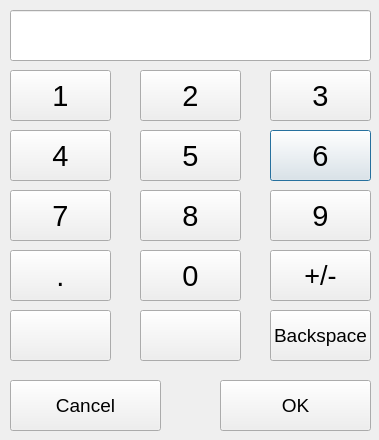
First picture: the form in numkeyboard.ui, repository tsuiwade/translationTableControlSystem210909, before the edit.
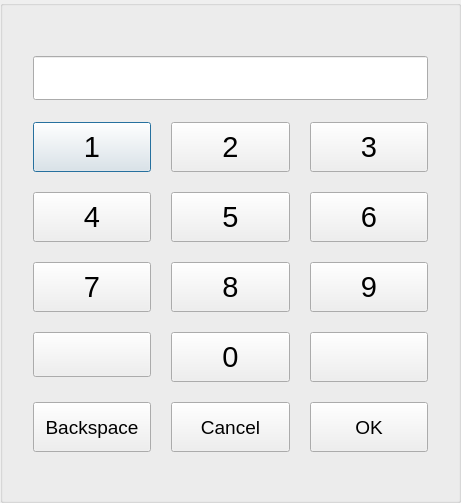
Second picture: the form after the edit. Icons and pictures are not drawn.

Patch:
```diff
--- a/numkeyboard.ui
+++ b/numkeyboard.ui
@@ -6,181 +6,79 @@
    <rect>
     <x>0</x>
     <y>0</y>
-    <width>379</width>
-    <height>440</height>
+    <width>461</width>
+    <height>483</height>
    </rect>
   </property>
   <property name="windowTitle">
    <string>Dialog</string>
   </property>
-  <widget class="QPushButton" name="num6Button">
-   <property name="geometry">
-    <rect>
-     <x>270</x>
-     <y>130</y>
-     <width>101</width>
-     <height>51</height>
-    </rect>
+  <layout class="QGridLayout" name="gridLayout_2">
+   <property name="leftMargin">
+    <number>0</number>
    </property>
-   <property name="font">
-    <font>
-     <pointsize>22</pointsize>
-    </font>
+   <property name="topMargin">
+    <number>0</number>
    </property>
-   <property name="autoFillBackground">
-    <bool>false</bool>
+   <property name="rightMargin">
+    <number>0</number>
    </property>
-   <property name="text">
-    <string>6</string>
+   <property name="bottomMargin">
+    <number>0</number>
    </property>
-   <property name="autoDefault">
-    <bool>true</bool>
+   <property name="horizontalSpacing">
+    <number>0</number>
    </property>
-   <property name="default">
-    <bool>false</bool>
-   </property>
-   <property name="flat">
-    <bool>false</bool>
-   </property>
-  </widget>
-  <widget class="QPushButton" name="backspaceButton">
-   <property name="geometry">
-    <rect>
-     <x>270</x>
-     <y>310</y>
-     <width>101</width>
-     <height>51</height>
-    </rect>
-   </property>
-   <property name="font">
-    <font>
-     <pointsize>14</pointsize>
-    </font>
-   </property>
-   <property name="autoFillBackground">
-    <bool>false</bool>
-   </property>
-   <property name="text">
-    <string>Backspace</string>
-   </property>
-   <property name="autoDefault">
-    <bool>true</bool>
-   </property>
-   <property name="default">
-    <bool>false</bool>
-   </property>
-   <property name="flat">
-    <bool>false</bool>
-   </property>
-  </widget>
-  <widget class="QPushButton" name="num4Button">
-   <property name="geometry">
-    <rect>
-     <x>10</x>
-     <y>130</y>
-     <width>101</width>
-     <height>51</height>
-    </rect>
-   </property>
+   <item row="0" column="0">
+    <widget class="QGroupBox" name="groupBox">
+     <property name="title">
+      <string/>
+     </property>
+     <layout class="QGridLayout" name="gridLayout">
+      <property name="leftMargin">
+       <number>30</number>
+      </property>
+      <property name="topMargin">
+       <number>50</number>
+      </property>
+      <property name="rightMargin">
+       <number>30</number>
+      </property>
+      <property name="bottomMargin">
+       <number>50</number>
+      </property>
+      <property name="spacing">
+       <number>20</number>
+      </property>
+      <item row="0" column="0" colspan="3">
+       <widget class="QLineEdit" name="lineEdit">
    <property name="font">
     <font>
-     <pointsize>22</pointsize>
-    </font>
-   </property>
-   <property name="autoFillBackground">
-    <bool>false</bool>
-   </property>
+          <family>Ubuntu</family>
+          <pointsize>24</pointsize>
+          <weight>50</weight>
+          <italic>false</italic>
+          <bold>false</bold>
+         </font>
+        </property>
    <property name="text">
-    <string>4</string>
-   </property>
-   <property name="autoDefault">
-    <bool>true</bool>
-   </property>
-   <property name="default">
-    <bool>false</bool>
-   </property>
-   <property name="flat">
-    <bool>false</bool>
-   </property>
-  </widget>
-  <widget class="QPushButton" name="okButton">
-   <property name="geometry">
-    <rect>
-     <x>220</x>
-     <y>380</y>
-     <width>151</width>
-     <height>51</height>
-    </rect>
-   </property>
-   <property name="font">
-    <font>
-     <pointsize>14</pointsize>
-    </font>
-   </property>
-   <property name="autoFillBackground">
-    <bool>false</bool>
-   </property>
-   <property name="text">
-    <string>OK</string>
-   </property>
-   <property name="autoDefault">
-    <bool>true</bool>
-   </property>
-   <property name="default">
-    <bool>false</bool>
-   </property>
-   <property name="flat">
-    <bool>false</bool>
-   </property>
-  </widget>
-  <widget class="QPushButton" name="leftButton">
-   <property name="geometry">
-    <rect>
-     <x>10</x>
-     <y>310</y>
-     <width>101</width>
-     <height>51</height>
-    </rect>
-   </property>
-   <property name="font">
-    <font>
-     <pointsize>22</pointsize>
-    </font>
-   </property>
-   <property name="autoFillBackground">
-    <bool>false</bool>
-   </property>
-   <property name="text">
     <string/>
    </property>
-   <property name="icon">
-    <iconset resource="resource.qrc">
-     <normaloff>:/icons/left.png</normaloff>:/icons/left.png</iconset>
-   </property>
-   <property name="iconSize">
-    <size>
-     <width>50</width>
-     <height>50</height>
-    </size>
-   </property>
-   <property name="autoDefault">
-    <bool>true</bool>
-   </property>
-   <property name="default">
-    <bool>false</bool>
-   </property>
-   <property name="flat">
-    <bool>false</bool>
-   </property>
-  </widget>
+       </widget>
+      </item>
+      <item row="1" column="0">
   <widget class="QPushButton" name="num1Button">
-   <property name="geometry">
-    <rect>
-     <x>10</x>
-     <y>70</y>
-     <width>101</width>
-     <height>51</height>
-    </rect>
+        <property name="minimumSize">
+         <size>
+          <width>0</width>
+          <height>50</height>
+         </size>
+        </property>
+        <property name="maximumSize">
+         <size>
+          <width>16777215</width>
+          <height>45</height>
+         </size>
    </property>
    <property name="font">
     <font>
@@ -203,144 +101,20 @@
     <bool>false</bool>
    </property>
   </widget>
-  <widget class="QPushButton" name="cancelButton">
-   <property name="geometry">
-    <rect>
-     <x>10</x>
-     <y>380</y>
-     <width>151</width>
-     <height>51</height>
-    </rect>
-   </property>
-   <property name="font">
-    <font>
-     <pointsize>14</pointsize>
-    </font>
-   </property>
-   <property name="autoFillBackground">
-    <bool>false</bool>
-   </property>
-   <property name="text">
-    <string>Cancel</string>
-   </property>
-   <property name="autoDefault">
-    <bool>true</bool>
-   </property>
-   <property name="default">
-    <bool>false</bool>
-   </property>
-   <property name="flat">
-    <bool>false</bool>
-   </property>
-  </widget>
-  <widget class="QPushButton" name="rightButton">
-   <property name="geometry">
-    <rect>
-     <x>140</x>
-     <y>310</y>
-     <width>101</width>
-     <height>51</height>
-    </rect>
-   </property>
-   <property name="font">
-    <font>
-     <pointsize>22</pointsize>
-    </font>
-   </property>
-   <property name="autoFillBackground">
-    <bool>false</bool>
-   </property>
-   <property name="text">
-    <string/>
-   </property>
-   <property name="icon">
-    <iconset resource="resource.qrc">
-     <normaloff>:/icons/right.png</normaloff>:/icons/right.png</iconset>
-   </property>
-   <property name="iconSize">
-    <size>
-     <width>50</width>
-     <height>50</height>
-    </size>
-   </property>
-   <property name="autoDefault">
-    <bool>true</bool>
-   </property>
-   <property name="default">
-    <bool>false</bool>
-   </property>
-   <property name="flat">
-    <bool>false</bool>
-   </property>
-  </widget>
-  <widget class="QPushButton" name="num9Button">
-   <property name="geometry">
-    <rect>
-     <x>270</x>
-     <y>190</y>
-     <width>101</width>
-     <height>51</height>
-    </rect>
-   </property>
-   <property name="font">
-    <font>
-     <pointsize>22</pointsize>
-    </font>
-   </property>
-   <property name="autoFillBackground">
-    <bool>false</bool>
-   </property>
-   <property name="text">
-    <string>9</string>
-   </property>
-   <property name="autoDefault">
-    <bool>true</bool>
-   </property>
-   <property name="default">
-    <bool>false</bool>
-   </property>
-   <property name="flat">
-    <bool>false</bool>
-   </property>
-  </widget>
-  <widget class="QPushButton" name="num8Button">
-   <property name="geometry">
-    <rect>
-     <x>140</x>
-     <y>190</y>
-     <width>101</width>
-     <height>51</height>
-    </rect>
-   </property>
-   <property name="font">
-    <font>
-     <pointsize>22</pointsize>
-    </font>
-   </property>
-   <property name="autoFillBackground">
-    <bool>false</bool>
-   </property>
-   <property name="text">
-    <string>8</string>
-   </property>
-   <property name="autoDefault">
-    <bool>true</bool>
-   </property>
-   <property name="default">
-    <bool>false</bool>
-   </property>
-   <property name="flat">
-    <bool>false</bool>
-   </property>
-  </widget>
+      </item>
+      <item row="1" column="1">
   <widget class="QPushButton" name="num2Button">
-   <property name="geometry">
-    <rect>
-     <x>140</x>
-     <y>70</y>
-     <width>101</width>
-     <height>51</height>
-    </rect>
+        <property name="minimumSize">
+         <size>
+          <width>0</width>
+          <height>50</height>
+         </size>
+        </property>
+        <property name="maximumSize">
+         <size>
+          <width>16777215</width>
+          <height>45</height>
+         </size>
    </property>
    <property name="font">
     <font>
@@ -363,74 +137,20 @@
     <bool>false</bool>
    </property>
   </widget>
-  <widget class="QPushButton" name="num7Button">
-   <property name="geometry">
-    <rect>
-     <x>10</x>
-     <y>190</y>
-     <width>101</width>
-     <height>51</height>
-    </rect>
-   </property>
-   <property name="font">
-    <font>
-     <pointsize>22</pointsize>
-    </font>
-   </property>
-   <property name="autoFillBackground">
-    <bool>false</bool>
-   </property>
-   <property name="text">
-    <string>7</string>
-   </property>
-   <property name="autoDefault">
-    <bool>true</bool>
-   </property>
-   <property name="default">
-    <bool>false</bool>
-   </property>
-   <property name="flat">
-    <bool>false</bool>
-   </property>
-  </widget>
-  <widget class="QPushButton" name="dotButton">
-   <property name="geometry">
-    <rect>
-     <x>10</x>
-     <y>250</y>
-     <width>101</width>
-     <height>51</height>
-    </rect>
-   </property>
-   <property name="font">
-    <font>
-     <pointsize>22</pointsize>
-    </font>
-   </property>
-   <property name="autoFillBackground">
-    <bool>false</bool>
-   </property>
-   <property name="text">
-    <string>.</string>
-   </property>
-   <property name="autoDefault">
-    <bool>true</bool>
-   </property>
-   <property name="default">
-    <bool>false</bool>
-   </property>
-   <property name="flat">
-    <bool>false</bool>
-   </property>
-  </widget>
+      </item>
+      <item row="1" column="2">
   <widget class="QPushButton" name="num3Button">
-   <property name="geometry">
-    <rect>
-     <x>270</x>
-     <y>70</y>
-     <width>101</width>
-     <height>51</height>
-    </rect>
+        <property name="minimumSize">
+         <size>
+          <width>0</width>
+          <height>50</height>
+         </size>
+        </property>
+        <property name="maximumSize">
+         <size>
+          <width>16777215</width>
+          <height>45</height>
+         </size>
    </property>
    <property name="font">
     <font>
@@ -453,14 +173,20 @@
     <bool>false</bool>
    </property>
   </widget>
-  <widget class="QPushButton" name="num0Button">
-   <property name="geometry">
-    <rect>
-     <x>140</x>
-     <y>250</y>
-     <width>101</width>
-     <height>51</height>
-    </rect>
+      </item>
+      <item row="2" column="0">
+       <widget class="QPushButton" name="num4Button">
+        <property name="minimumSize">
+         <size>
+          <width>0</width>
+          <height>50</height>
+         </size>
+        </property>
+        <property name="maximumSize">
+         <size>
+          <width>16777215</width>
+          <height>45</height>
+         </size>
    </property>
    <property name="font">
     <font>
@@ -471,7 +197,7 @@
     <bool>false</bool>
    </property>
    <property name="text">
-    <string>0</string>
+         <string>4</string>
    </property>
    <property name="autoDefault">
     <bool>true</bool>
@@ -483,14 +209,20 @@
     <bool>false</bool>
    </property>
   </widget>
+      </item>
+      <item row="2" column="1">
   <widget class="QPushButton" name="num5Button">
-   <property name="geometry">
-    <rect>
-     <x>140</x>
-     <y>130</y>
-     <width>101</width>
-     <height>51</height>
-    </rect>
+        <property name="minimumSize">
+         <size>
+          <width>0</width>
+          <height>50</height>
+         </size>
+        </property>
+        <property name="maximumSize">
+         <size>
+          <width>16777215</width>
+          <height>45</height>
+         </size>
    </property>
    <property name="font">
     <font>
@@ -513,25 +245,31 @@
     <bool>false</bool>
    </property>
   </widget>
-  <widget class="QPushButton" name="signButton">
-   <property name="geometry">
-    <rect>
-     <x>270</x>
-     <y>250</y>
-     <width>101</width>
-     <height>51</height>
-    </rect>
-   </property>
+      </item>
+      <item row="2" column="2">
+       <widget class="QPushButton" name="num6Button">
+        <property name="minimumSize">
+         <size>
+          <width>0</width>
+          <height>50</height>
+         </size>
+        </property>
+        <property name="maximumSize">
+         <size>
+          <width>16777215</width>
+          <height>45</height>
+         </size>
+        </property>
    <property name="font">
     <font>
-     <pointsize>20</pointsize>
+          <pointsize>22</pointsize>
     </font>
    </property>
    <property name="autoFillBackground">
     <bool>false</bool>
    </property>
    <property name="text">
-    <string>+/-</string>
+         <string>6</string>
    </property>
    <property name="autoDefault">
     <bool>true</bool>
@@ -543,28 +281,365 @@
     <bool>false</bool>
    </property>
   </widget>
-  <widget class="QLineEdit" name="lineEdit">
-   <property name="geometry">
-    <rect>
-     <x>10</x>
-     <y>10</y>
-     <width>361</width>
-     <height>51</height>
-    </rect>
-   </property>
+      </item>
+      <item row="3" column="0">
+       <widget class="QPushButton" name="num7Button">
+        <property name="minimumSize">
+         <size>
+          <width>0</width>
+          <height>50</height>
+         </size>
+        </property>
+        <property name="maximumSize">
+         <size>
+          <width>16777215</width>
+          <height>45</height>
+         </size>
+        </property>
    <property name="font">
     <font>
-     <family>Ubuntu</family>
-     <pointsize>24</pointsize>
-     <weight>50</weight>
-     <italic>false</italic>
-     <bold>false</bold>
-    </font>
-   </property>
+          <pointsize>22</pointsize>
+         </font>
+        </property>
+        <property name="autoFillBackground">
+         <bool>false</bool>
+        </property>
    <property name="text">
+         <string>7</string>
+        </property>
+        <property name="autoDefault">
+         <bool>true</bool>
+        </property>
+        <property name="default">
+         <bool>false</bool>
+        </property>
+        <property name="flat">
+         <bool>false</bool>
+        </property>
+       </widget>
+      </item>
+      <item row="3" column="1">
+       <widget class="QPushButton" name="num8Button">
+        <property name="minimumSize">
+         <size>
+          <width>0</width>
+          <height>50</height>
+         </size>
+        </property>
+        <property name="maximumSize">
+         <size>
+          <width>16777215</width>
+          <height>45</height>
+         </size>
+        </property>
+        <property name="font">
+         <font>
+          <pointsize>22</pointsize>
+         </font>
+        </property>
+        <property name="autoFillBackground">
+         <bool>false</bool>
+        </property>
+        <property name="text">
+         <string>8</string>
+        </property>
+        <property name="autoDefault">
+         <bool>true</bool>
+        </property>
+        <property name="default">
+         <bool>false</bool>
+        </property>
+        <property name="flat">
+         <bool>false</bool>
+        </property>
+       </widget>
+      </item>
+      <item row="3" column="2">
+       <widget class="QPushButton" name="num9Button">
+        <property name="minimumSize">
+         <size>
+          <width>0</width>
+          <height>50</height>
+         </size>
+        </property>
+        <property name="maximumSize">
+         <size>
+          <width>16777215</width>
+          <height>45</height>
+         </size>
+        </property>
+        <property name="font">
+         <font>
+          <pointsize>22</pointsize>
+         </font>
+        </property>
+        <property name="autoFillBackground">
+         <bool>false</bool>
+        </property>
+        <property name="text">
+         <string>9</string>
+        </property>
+        <property name="autoDefault">
+         <bool>true</bool>
+        </property>
+        <property name="default">
+         <bool>false</bool>
+        </property>
+        <property name="flat">
+         <bool>false</bool>
+        </property>
+       </widget>
+      </item>
+      <item row="4" column="0">
+       <widget class="QPushButton" name="leftButton">
+        <property name="minimumSize">
+         <size>
+          <width>0</width>
+          <height>45</height>
+         </size>
+        </property>
+        <property name="maximumSize">
+         <size>
+          <width>16777215</width>
+          <height>45</height>
+         </size>
+        </property>
+        <property name="font">
+         <font>
+          <pointsize>22</pointsize>
+         </font>
+        </property>
+        <property name="autoFillBackground">
+         <bool>false</bool>
+        </property>
+        <property name="text">
     <string/>
    </property>
-  </widget>
+        <property name="icon">
+         <iconset resource="resource.qrc">
+          <normaloff>:/icons/left.png</normaloff>:/icons/left.png</iconset>
+        </property>
+        <property name="iconSize">
+         <size>
+          <width>50</width>
+          <height>50</height>
+         </size>
+        </property>
+        <property name="autoDefault">
+         <bool>true</bool>
+        </property>
+        <property name="default">
+         <bool>false</bool>
+        </property>
+        <property name="flat">
+         <bool>false</bool>
+        </property>
+       </widget>
+      </item>
+      <item row="4" column="1">
+       <widget class="QPushButton" name="num0Button">
+        <property name="minimumSize">
+         <size>
+          <width>0</width>
+          <height>50</height>
+         </size>
+        </property>
+        <property name="maximumSize">
+         <size>
+          <width>16777215</width>
+          <height>45</height>
+         </size>
+        </property>
+        <property name="font">
+         <font>
+          <pointsize>22</pointsize>
+         </font>
+        </property>
+        <property name="autoFillBackground">
+         <bool>false</bool>
+        </property>
+        <property name="text">
+         <string>0</string>
+        </property>
+        <property name="autoDefault">
+         <bool>true</bool>
+        </property>
+        <property name="default">
+         <bool>false</bool>
+        </property>
+        <property name="flat">
+         <bool>false</bool>
+        </property>
+       </widget>
+      </item>
+      <item row="4" column="2">
+       <widget class="QPushButton" name="rightButton">
+        <property name="minimumSize">
+         <size>
+          <width>0</width>
+          <height>50</height>
+         </size>
+        </property>
+        <property name="maximumSize">
+         <size>
+          <width>16777215</width>
+          <height>45</height>
+         </size>
+        </property>
+        <property name="font">
+         <font>
+          <pointsize>22</pointsize>
+         </font>
+        </property>
+        <property name="autoFillBackground">
+         <bool>false</bool>
+        </property>
+        <property name="text">
+         <string/>
+        </property>
+        <property name="icon">
+         <iconset resource="resource.qrc">
+          <normaloff>:/icons/right.png</normaloff>:/icons/right.png</iconset>
+        </property>
+        <property name="iconSize">
+         <size>
+          <width>50</width>
+          <height>50</height>
+         </size>
+        </property>
+        <property name="autoDefault">
+         <bool>true</bool>
+        </property>
+        <property name="default">
+         <bool>false</bool>
+        </property>
+        <property name="flat">
+         <bool>false</bool>
+        </property>
+       </widget>
+      </item>
+      <item row="5" column="0">
+       <widget class="QPushButton" name="backspaceButton">
+        <property name="minimumSize">
+         <size>
+          <width>0</width>
+          <height>50</height>
+         </size>
+        </property>
+        <property name="maximumSize">
+         <size>
+          <width>16777215</width>
+          <height>45</height>
+         </size>
+        </property>
+        <property name="font">
+         <font>
+          <pointsize>14</pointsize>
+         </font>
+        </property>
+        <property name="autoFillBackground">
+         <bool>false</bool>
+        </property>
+        <property name="text">
+         <string>Backspace</string>
+        </property>
+        <property name="autoDefault">
+         <bool>true</bool>
+        </property>
+        <property name="default">
+         <bool>false</bool>
+        </property>
+        <property name="flat">
+         <bool>false</bool>
+        </property>
+       </widget>
+      </item>
+      <item row="5" column="1">
+       <widget class="QPushButton" name="cancelButton">
+        <property name="minimumSize">
+         <size>
+          <width>0</width>
+          <height>50</height>
+         </size>
+        </property>
+        <property name="maximumSize">
+         <size>
+          <width>16777215</width>
+          <height>45</height>
+         </size>
+        </property>
+        <property name="font">
+         <font>
+          <pointsize>14</pointsize>
+         </font>
+        </property>
+        <property name="autoFillBackground">
+         <bool>false</bool>
+        </property>
+        <property name="text">
+         <string>Cancel</string>
+        </property>
+        <property name="autoDefault">
+         <bool>true</bool>
+        </property>
+        <property name="default">
+         <bool>false</bool>
+        </property>
+        <property name="flat">
+         <bool>false</bool>
+        </property>
+       </widget>
+      </item>
+      <item row="5" column="2">
+       <widget class="QPushButton" name="okButton">
+        <property name="minimumSize">
+         <size>
+          <width>0</width>
+          <height>50</height>
+         </size>
+        </property>
+        <property name="maximumSize">
+         <size>
+          <width>16777215</width>
+          <height>45</height>
+         </size>
+        </property>
+        <property name="font">
+         <font>
+          <pointsize>14</pointsize>
+         </font>
+        </property>
+        <property name="autoFillBackground">
+         <bool>false</bool>
+        </property>
+        <property name="text">
+         <string>OK</string>
+        </property>
+        <property name="icon">
+         <iconset resource="resource.qrc">
+          <normaloff>:/icons/tick.png</normaloff>:/icons/tick.png</iconset>
+        </property>
+        <property name="iconSize">
+         <size>
+          <width>30</width>
+          <height>30</height>
+         </size>
+        </property>
+        <property name="autoDefault">
+         <bool>true</bool>
+        </property>
+        <property name="default">
+         <bool>false</bool>
+        </property>
+        <property name="flat">
+         <bool>false</bool>
+        </property>
+       </widget>
+      </item>
+     </layout>
+    </widget>
+   </item>
+  </layout>
  </widget>
  <resources>
   <include location="resource.qrc"/>
```
Lines whose indentation alone changed are shown as unchanged.
